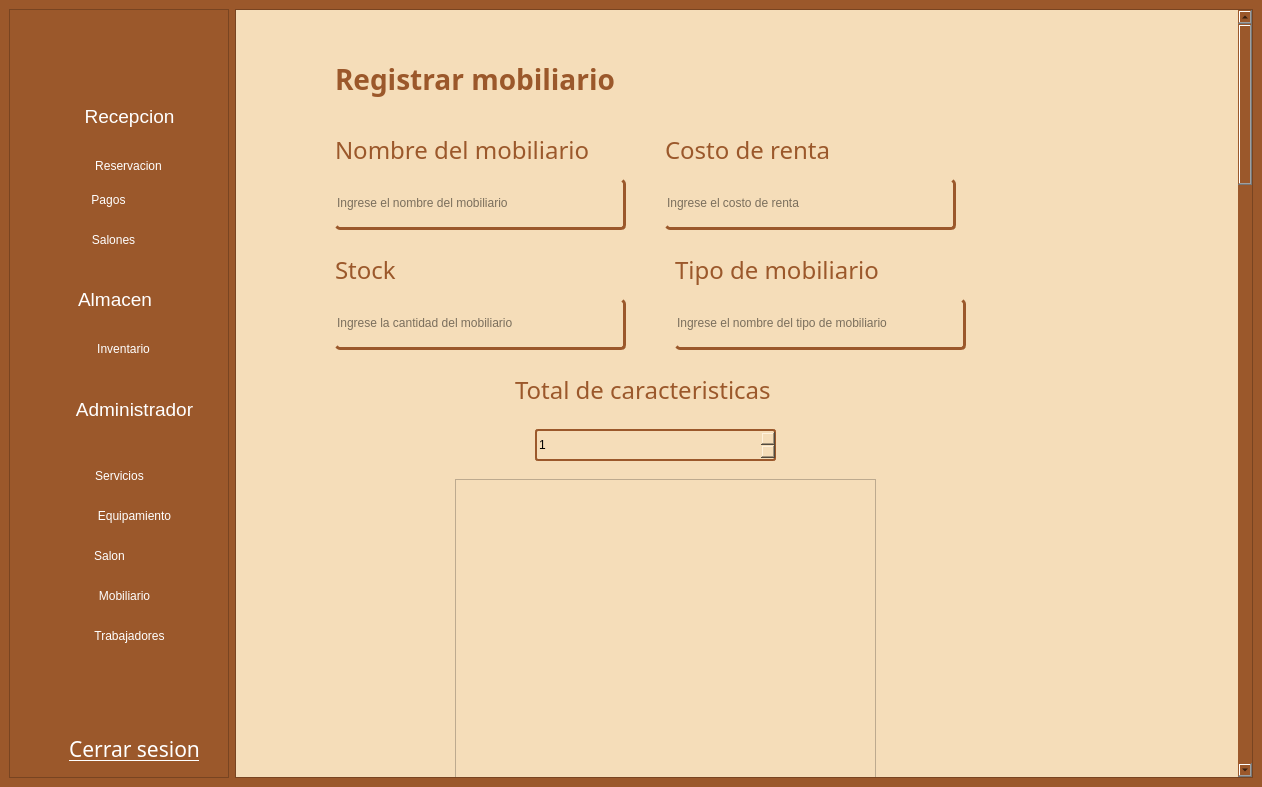
Above: gui/admin_screen.ui from asp-laboratories/BookingRoom_Software before the change. Below: the same form after it.
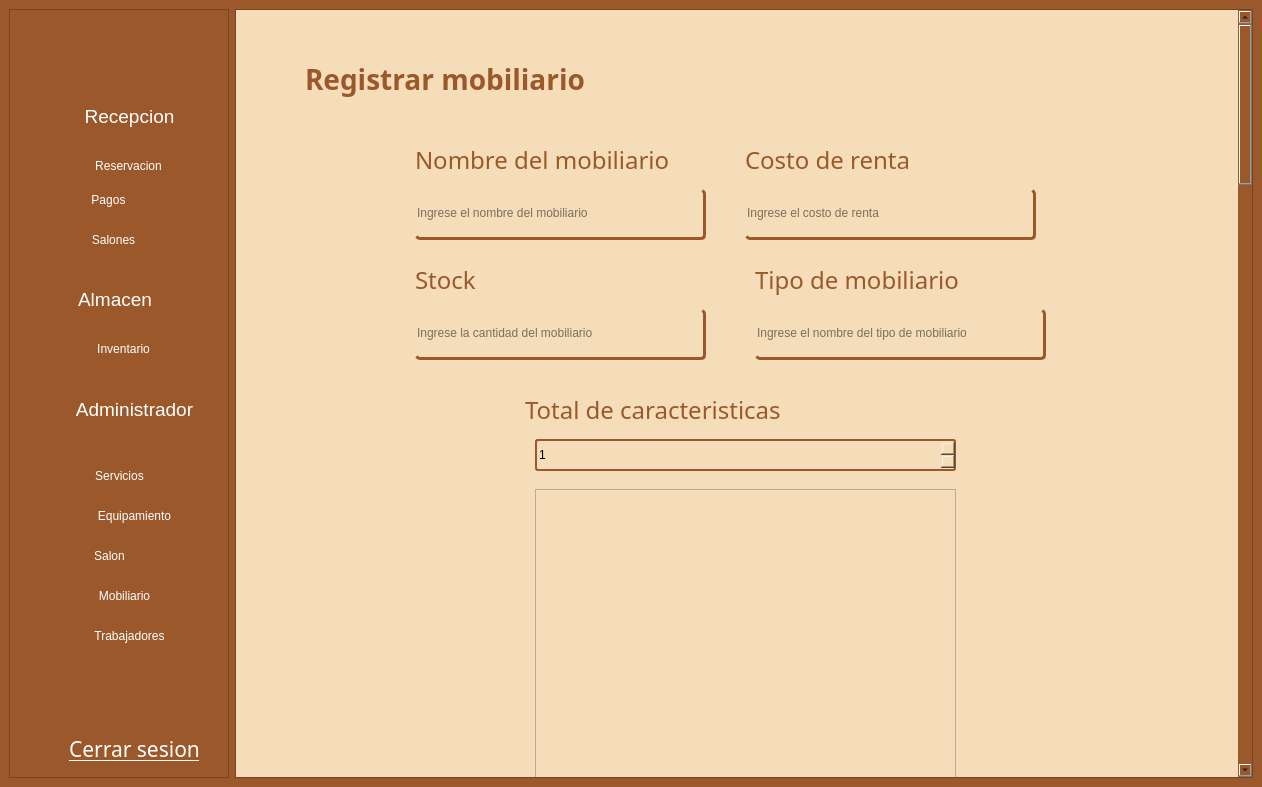
That is the form after the change. The open tabs and pages were chosen to show the change. Icons and pictures are not drawn.

Commit message: refactor(gui): Mas validaciones

What changed in the file:
```diff
--- a/gui/admin_screen.ui
+++ b/gui/admin_screen.ui
@@ -693,7 +693,7 @@
        <property name="geometry">
         <rect>
          <x>0</x>
-         <y>0</y>
+         <y>-405</y>
          <width>1031</width>
          <height>3500</height>
         </rect>
@@ -3666,8 +3666,8 @@
            <widget class="QLabel" name="lCostoS_2">
             <property name="geometry">
              <rect>
-              <x>90</x>
-              <y>110</y>
+              <x>170</x>
+              <y>120</y>
               <width>291</width>
               <height>41</height>
              </rect>
@@ -3690,8 +3690,8 @@
            <widget class="QLineEdit" name="mobNombre">
             <property name="geometry">
              <rect>
-              <x>90</x>
-              <y>160</y>
+              <x>170</x>
+              <y>170</y>
               <width>291</width>
               <height>51</height>
              </rect>
@@ -3712,8 +3712,8 @@
            <widget class="QLabel" name="lCostoS_3">
             <property name="geometry">
              <rect>
-              <x>420</x>
-              <y>110</y>
+              <x>500</x>
+              <y>120</y>
               <width>291</width>
               <height>41</height>
              </rect>
@@ -3736,8 +3736,8 @@
            <widget class="QLineEdit" name="mobCostoRenta">
             <property name="geometry">
              <rect>
-              <x>420</x>
-              <y>160</y>
+              <x>500</x>
+              <y>170</y>
               <width>291</width>
               <height>51</height>
              </rect>
@@ -3758,8 +3758,8 @@
            <widget class="QLabel" name="lCostoS_4">
             <property name="geometry">
              <rect>
-              <x>90</x>
-              <y>230</y>
+              <x>170</x>
+              <y>240</y>
               <width>291</width>
               <height>41</height>
              </rect>
@@ -3782,8 +3782,8 @@
            <widget class="QLineEdit" name="mobStock">
             <property name="geometry">
              <rect>
-              <x>90</x>
-              <y>280</y>
+              <x>170</x>
+              <y>290</y>
               <width>291</width>
               <height>51</height>
              </rect>
@@ -3804,8 +3804,8 @@
            <widget class="QLineEdit" name="mobTipo">
             <property name="geometry">
              <rect>
-              <x>430</x>
-              <y>280</y>
+              <x>510</x>
+              <y>290</y>
               <width>291</width>
               <height>51</height>
              </rect>
@@ -3826,8 +3826,8 @@
            <widget class="QLabel" name="lCostoS_5">
             <property name="geometry">
              <rect>
-              <x>430</x>
-              <y>230</y>
+              <x>510</x>
+              <y>240</y>
               <width>291</width>
               <height>41</height>
              </rect>
@@ -3850,8 +3850,8 @@
            <widget class="QLabel" name="lCostoS_6">
             <property name="geometry">
              <rect>
-              <x>270</x>
-              <y>350</y>
+              <x>280</x>
+              <y>370</y>
               <width>291</width>
               <height>41</height>
              </rect>
@@ -3892,8 +3892,8 @@
             <property name="geometry">
              <rect>
               <x>290</x>
-              <y>410</y>
-              <width>241</width>
+              <y>420</y>
+              <width>421</width>
               <height>32</height>
              </rect>
             </property>
@@ -3929,8 +3929,8 @@
            <widget class="QScrollArea" name="scrollAreaMobiliario2">
             <property name="geometry">
              <rect>
-              <x>210</x>
-              <y>460</y>
+              <x>290</x>
+              <y>470</y>
               <width>421</width>
               <height>301</height>
              </rect>
@@ -3977,7 +3977,7 @@
            <widget class="QLabel" name="label_28">
             <property name="geometry">
              <rect>
-              <x>90</x>
+              <x>60</x>
               <y>40</y>
               <width>331</width>
               <height>41</height>
```
Left out of the diff: 45 changed lines with no effect on the pictures. The commit also changes 1 other file.
